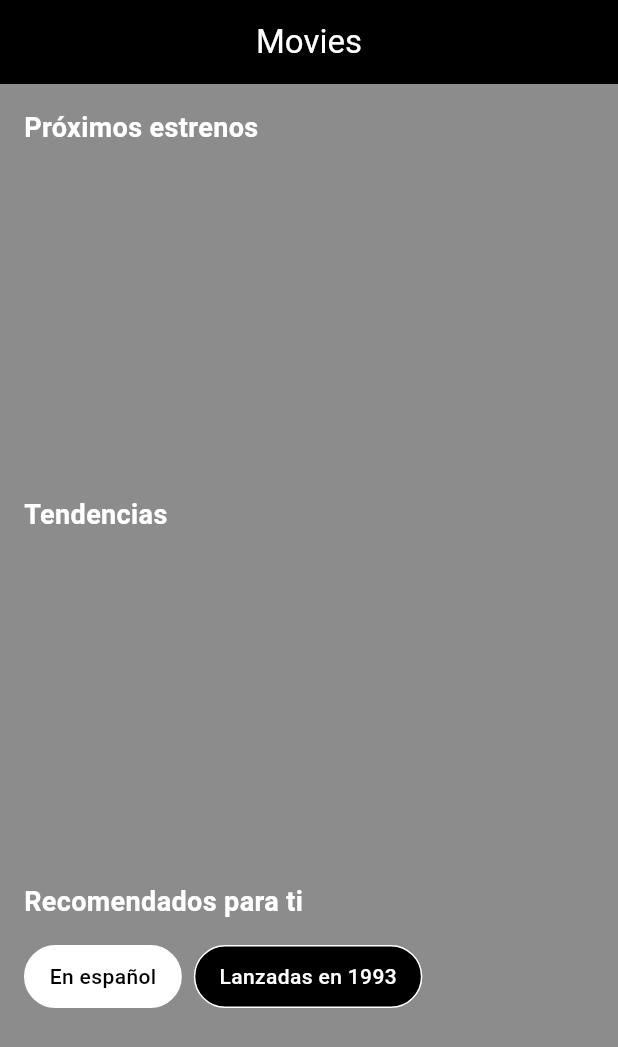
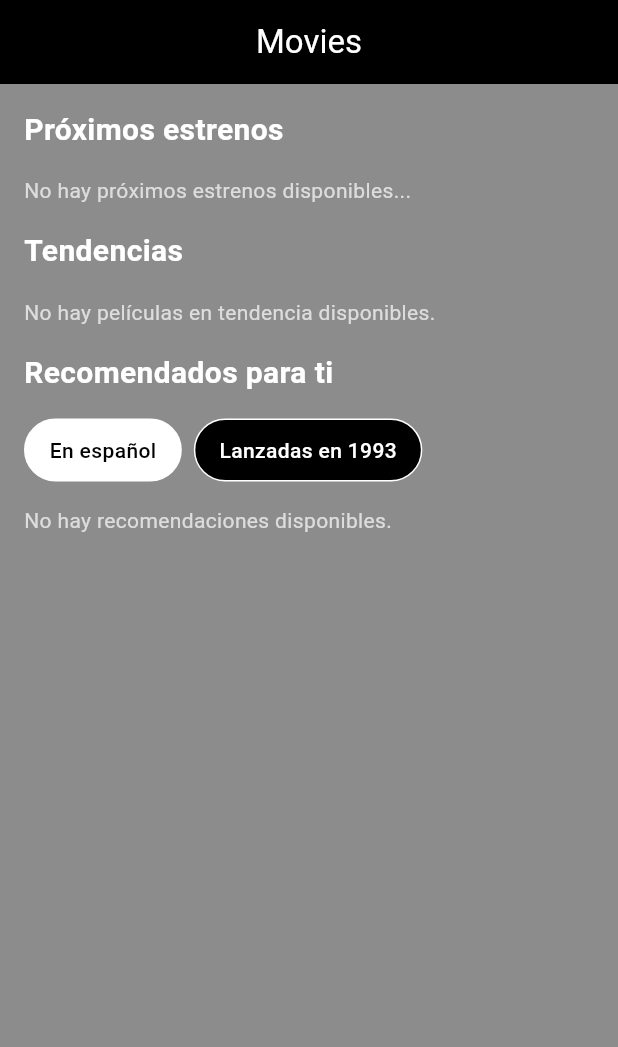
Before and after one commit to holaggabriel/emovie, a Flutter app: the screen it shows after launch, on a phone screen of 412 x 824 dp. Shown: the top 1047 px of the screen. Run offline on Flutter 3.47's test engine with Material 3 defaults, Android fonts, the phone set to English and light mode, and no system bars; our stand-ins replace shimmer; network calls fail.

Commit message:
Se agregaron indicadores de carga
Shimmer.fromColors(
  baseColor: const Color(0xFF1E1E1E),      // gris muy oscuro, casi negro
  highlightColor: const Color(0xFF2A2A2A), // gris oscuro ligeramente más claro
  child: Container(
    width: width,
    height: height,
    color: const Color(0xFF2A2A2A),        // mismo que el baseColor
  ),
)

```diff
--- a/lib/screens/home_screen.dart
+++ b/lib/screens/home_screen.dart
@@ -1,3 +1,4 @@
+import 'package:emovie/widgets/shimmer_text.dart';
 import 'package:flutter/material.dart';
 import '../data/mock_data.dart';
 import '../models/filter_model.dart';
@@ -26,6 +27,11 @@ class _HomeScreenState extends State<HomeScreen> {
 
   final MovieService _movieService = MovieService();
 
+  // 🔹 Estados de carga
+  bool _isLoadingUpcoming = true;
+  bool _isLoadingTrending = true;
+  bool _isLoadingRecommended = false;
+
   @override
   void initState() {
     super.initState();
@@ -42,27 +48,33 @@ class _HomeScreenState extends State<HomeScreen> {
   }
 
   void _loadUpcomingMovies() async {
+    setState(() => _isLoadingUpcoming = true);
     try {
       final movies = await _movieService.getUpcomingMovies();
       setState(() {
         upcomingMovies = movies;
+        _isLoadingUpcoming = false;
       });
     } catch (e) {
       print('Error al obtener próximos estrenos: $e');
+      setState(() => _isLoadingUpcoming = false);
     }
   }
 
   void _loadTrendingMovies() async {
+    setState(() => _isLoadingTrending = true);
     try {
       final movies = await _movieService.getTrendingMovies();
       setState(() {
         trendingMovies = movies;
+        _isLoadingTrending = false;
       });
 
       // Aplicar filtro por defecto
       _applyFilter(selectedFilter);
     } catch (e) {
       print('Error al obtener películas trending: $e');
+      setState(() => _isLoadingTrending = false);
     }
   }
 
@@ -76,17 +88,23 @@ class _HomeScreenState extends State<HomeScreen> {
   void _applyFilter(FilterModel? filter) {
     if (filter == null) return;
 
-    final filtered = trendingMovies.where((movie) {
+    setState(() => _isLoadingRecommended = true);
+
+    final filtered = trendingMovies
+        .where((movie) {
           switch (filter.type) {
             case FilterType.language:
               return movie.originalLanguage == filter.filterValue;
             case FilterType.releaseYear:
               return movie.releaseDate.startsWith(filter.filterValue);
           }
-    }).take(6).toList();
+        })
+        .take(6)
+        .toList();
 
     setState(() {
       recommendedMovies = filtered;
+      _isLoadingRecommended = false;
     });
   }
 
@@ -111,28 +129,61 @@ class _HomeScreenState extends State<HomeScreen> {
         child: Column(
           crossAxisAlignment: CrossAxisAlignment.start,
           children: [
+            // 🔹 Sección: Próximos estrenos
             SectionTitle('Próximos estrenos'),
-            MovieListHorizontal(
+            _isLoadingUpcoming
+                ? const ShimmerText(
+                    text: "Cargando películas próximas...",
+                  )
+                : upcomingMovies.isEmpty
+                ? Text(
+                  'No hay próximos estrenos disponibles...',
+                  style: TextStyle(color: Colors.white70, fontSize: 14),
+                )
+                : MovieListHorizontal(
                     movies: upcomingMovies,
                     onMovieTap: _navigateToDetails,
                   ),
+
             const SizedBox(height: 16),
+
+            // 🔹 Sección: Tendencias
             SectionTitle('Tendencias'),
-            MovieListHorizontal(
+            _isLoadingTrending
+                ? const ShimmerText(
+                    text: "Cargando películas en tendencia...",
+                  )
+                : trendingMovies.isEmpty
+                ? Text(
+                  'No hay películas en tendencia disponibles.',
+                   style: TextStyle(color: Colors.white70, fontSize: 14),
+                )
+                : MovieListHorizontal(
                     movies: trendingMovies,
                     onMovieTap: _navigateToDetails,
                   ),
+
             const SizedBox(height: 16),
+
+            // 🔹 Sección: Recomendados
             SectionTitle('Recomendados para ti'),
             FilterSelector(
               filters: filters,
               onFilterSelected: _onFilterSelected,
               selectedFilter: selectedFilter,
             ),
-            const SizedBox(height: 14),
-            MovieGridLimited(
-              movies: recommendedMovies,
-            ),
+            const SizedBox(height: 16),
+
+            _isLoadingRecommended
+                ? const ShimmerText(
+                    text: "Cargando películas recomendadas...",
+                  )
+                : recommendedMovies.isEmpty
+                ? Text(
+                  'No hay recomendaciones disponibles.',
+                  style: TextStyle(color: Colors.white70, fontSize: 14),
+                )
+                : MovieGridLimited(movies: recommendedMovies),
           ],
         ),
       ),
--- a/lib/screens/splash_screen.dart
+++ b/lib/screens/splash_screen.dart
@@ -13,7 +13,7 @@ class _SplashScreenState extends State<SplashScreen> {
   void initState() {
     super.initState();
     WidgetsBinding.instance.addPostFrameCallback((_) {
-      Future.delayed(const Duration(seconds: 2), () {
+      Future.delayed(const Duration(seconds: 0), () {
         if (mounted) {
           Navigator.pushReplacement(
             context,
--- a/lib/widgets/section_title.dart
+++ b/lib/widgets/section_title.dart
@@ -13,8 +13,9 @@ class SectionTitle extends StatelessWidget {
         text,
         style: const TextStyle(
           color: Colors.white,
-          fontSize: 18,
-          fontWeight: FontWeight.bold,
+          fontSize: 20,
+          fontWeight: FontWeight.w600,
+          letterSpacing: 0.25
         ),
       ),
     );
--- a/pubspec.yaml
+++ b/pubspec.yaml
@@ -35,6 +35,7 @@ dependencies:
   # Use with the CupertinoIcons class for iOS style icons.
   cupertino_icons: ^1.0.8
   http: ^1.5.0
+  shimmer: ^3.0.0
 
 dev_dependencies:
   flutter_test:
```
Also changed, not shown: lib/widgets/movie_card.dart (+12 -2 lines), lib/widgets/shimmer_text.dart (added, +38 -0 lines). Lines whose indentation alone changed are shown as unchanged.
